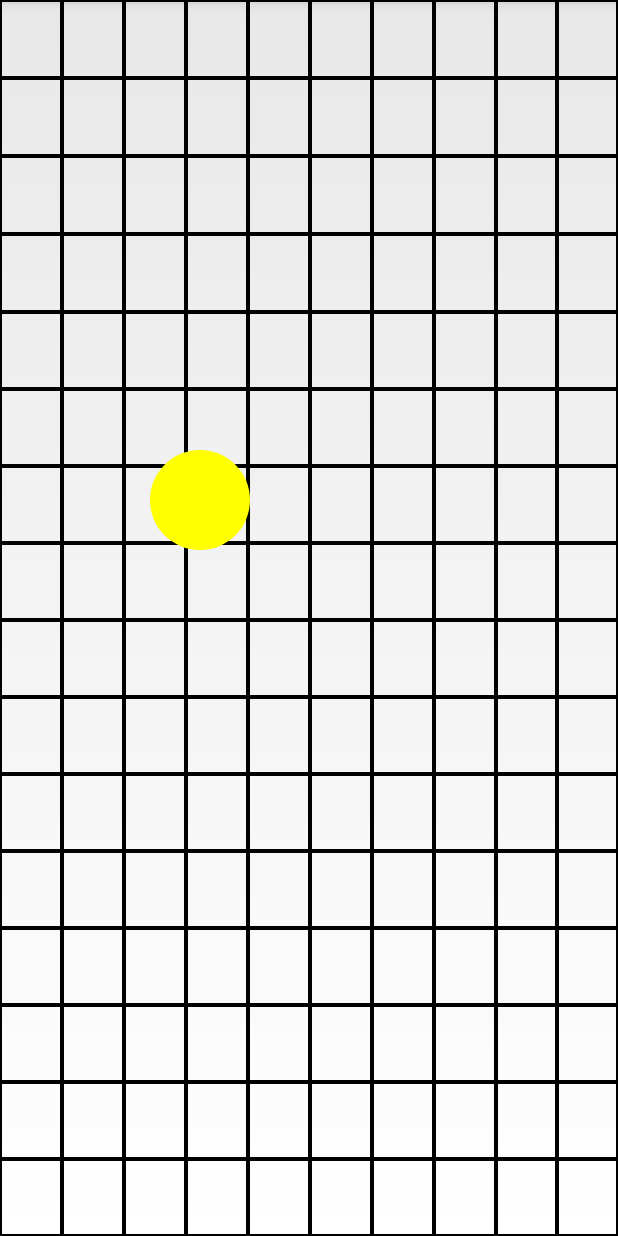
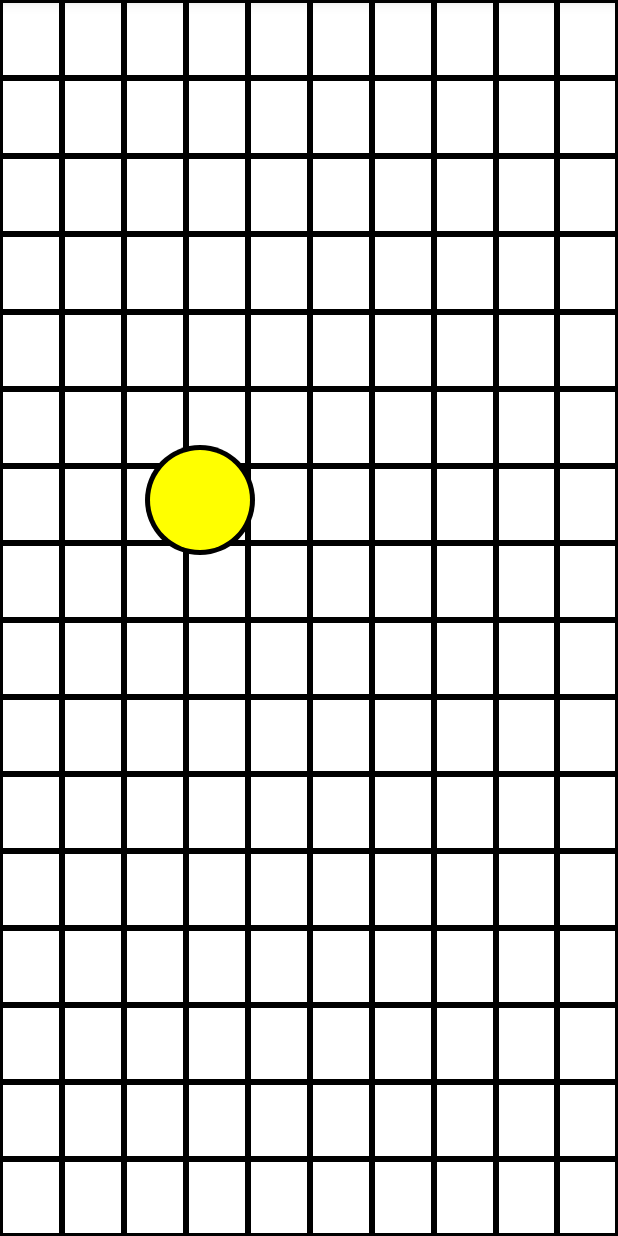
Before and after one commit to GTSupplyChainAR/Android-Sparse-Navigation, an Android app: the screen it shows after launch (MainActivity), on a phone screen of 412 x 824 dp. Run offline under Robolectric (Android 15) with nearby library versions, the light colour scheme and no system bars.

Commit message:
Locked ratio of WarehouseMapView

```diff
--- a/glass/src/main/java/com/thad/sparsenavigation/GlassMainActivity.java
+++ b/glass/src/main/java/com/thad/sparsenavigation/GlassMainActivity.java
@@ -20,7 +20,6 @@ public class GlassMainActivity extends Activity {
         setContentView(R.layout.navigation_layout);
     }
 
-
     @Override
     public void onDestroy(){
         super.onDestroy();
--- a/locationtracker/src/main/java/com/thad/locationtracker/MainActivity.java
+++ b/locationtracker/src/main/java/com/thad/locationtracker/MainActivity.java
@@ -2,6 +2,7 @@ package com.thad.locationtracker;
 
 import android.app.Activity;
 import android.os.Bundle;
+import android.util.DisplayMetrics;
 import android.view.Window;
 
 
@@ -26,6 +27,11 @@ public class MainActivity extends Activity {
 
         setContentView(R.layout.activity_main);
 
+        DisplayMetrics displayMetrics = new DisplayMetrics();
+        getWindowManager().getDefaultDisplay().getMetrics(displayMetrics);
+        Prefs.SCREEN_HEIGHT = displayMetrics.heightPixels;
+        Prefs.SCREEN_WIDTH = displayMetrics.widthPixels;
+
         mClient = new AndroidClient(this);
     }
 
--- a/locationtracker/src/main/java/com/thad/locationtracker/UI/PickerView.java
+++ b/locationtracker/src/main/java/com/thad/locationtracker/UI/PickerView.java
@@ -7,41 +7,51 @@ import android.graphics.Paint;
 import android.util.Log;
 import android.view.View;
 
+import com.thad.locationtracker.Prefs;
+import com.thad.locationtracker.R;
+import com.thad.sparse_nav_lib.Utils.UtilFunctions;
+
 /**
  * Created by tinggu on 3/16/18.
  */
 
 public class PickerView extends View {
+    private static final String TAG = "|PickerView|";
 
-    int xTouch = -100;
-    int yTouch = -100;
-    int radius = 50;
+    private Context context;
+    private int xTouch = -100;
+    private int yTouch = -100;
+    private int radius = 50;
 
     // CONSTRUCTOR
     public PickerView(Context context, int x, int y) {
         super(context);
+        this.context = context;
         setFocusable(true);
-        xTouch = x;
-        yTouch = y;
-
-    }
-
-    public void setLocation(int x, int y)
-    {
         xTouch = x;
         yTouch = y;
     }
 
+    public void setLocation(int x, int y) {
+        //this.setLeft(2*(x- Prefs.SCREEN_WIDTH/2));
+        //this.setTop(2*(y-Prefs.SCREEN_HEIGHT/2) + UtilFunctions.dp_to_pixels(context, 25));
+        xTouch = x;
+        yTouch = y;
+    }
 
     @Override
     protected void dispatchDraw(Canvas canvas) {
+        Paint pblack = new Paint();
+        pblack.setAntiAlias(true);
+        pblack.setColor(Color.BLACK);
+        pblack.setStyle(Paint.Style.FILL);
+        canvas.drawCircle(xTouch, yTouch, (int)(radius*1.1), pblack);
 
         Paint p = new Paint();
         p.setAntiAlias(true);
         p.setColor(Color.YELLOW);
         p.setStyle(Paint.Style.FILL);
         canvas.drawCircle(xTouch, yTouch, radius, p);
-
     }
 
 
--- a/locationtracker/src/main/java/com/thad/locationtracker/UI/UserInterfaceHandler.java
+++ b/locationtracker/src/main/java/com/thad/locationtracker/UI/UserInterfaceHandler.java
@@ -6,12 +6,14 @@ import android.content.Context;
 import android.graphics.Bitmap;
 import android.graphics.Color;
 import android.graphics.Paint;
+import android.util.Log;
 import android.view.MotionEvent;
 import android.view.View;
 import android.widget.RelativeLayout;
 import android.widget.Toast;
 
 import com.thad.locationtracker.AndroidClient;
+import com.thad.locationtracker.Prefs;
 import com.thad.locationtracker.R;
 import com.thad.sparse_nav_lib.UI.WarehouseMapView;
 import com.thad.sparse_nav_lib.WarehouseLocation;
@@ -24,6 +26,7 @@ import com.thad.sparse_nav_lib.WarehouseMap;
  */
 
 public class UserInterfaceHandler {
+    private static final String TAG = "|UserInterfaceHandler|";
 
     private Activity mActivity;
     private AndroidClient mClient;
@@ -34,47 +37,37 @@ public class UserInterfaceHandler {
     private PickerView pickerView;
 
     @SuppressLint("ClickableViewAccessibility")
-    public UserInterfaceHandler(Context context, AndroidClient androidClient){
+    public UserInterfaceHandler(final Context context, AndroidClient androidClient){
         mActivity = (Activity) context;
         mClient = androidClient;
 
         mMapView = new WarehouseMapView(mActivity);
+        mMapView.setSize(Prefs.SCREEN_WIDTH, Prefs.SCREEN_HEIGHT);
+
         pickerView = new PickerView(context,200,500);
         RelativeLayout layout = mActivity.findViewById(R.id.main_layout);
         layout.addView(mMapView);
         layout.addView(pickerView);
 
 
-        layout.setOnTouchListener(new View.OnTouchListener(){
-
+        mMapView.setOnTouchListener(new View.OnTouchListener(){
             @Override
             public boolean onTouch(View v, MotionEvent event){
                 int X = (int) event.getX();
                 int Y = (int) event.getY();
                 int eventaction = event.getAction();
                 switch (eventaction) {
-                    case MotionEvent.ACTION_DOWN:
-
-                        //canvas.drawCircle(X, Y, 50, paint);
-                        Toast.makeText(mActivity, "picker now AT COORDS X: " + X + " Y: " + Y,
-                                Toast.LENGTH_SHORT).show();
-                        pickerView.setLocation(X, Y);
+                    case MotionEvent.ACTION_MOVE:
+                        WarehouseMapView mapView = (WarehouseMapView)v;
+                        mapView.setLocationFromViewCoords(X,Y);
+                        //int[] pos = mapView.getRawLocation();
+                        pickerView.setLocation(X,Y);//pos[0], pos[1]);
+                        //pickerView.setBackgroundDrawable(context.getResources().getDrawable(R.drawable.touch_indicator));
                         pickerView.invalidate();
                         break;
-                    case MotionEvent.ACTION_MOVE:
-                        Toast.makeText(mActivity, "picker now AT COORDS X: " + X + " Y: " + Y,
-                                Toast.LENGTH_SHORT).show();
-                        pickerView.setLocation(X, Y);
-                        pickerView.invalidate();
-                        break;
-                    case MotionEvent.ACTION_UP:
-                        break;
                 }
-
                 return true;
             }
-
-
         });
 
 
--- /dev/null
+++ b/locationtracker/src/main/res/drawable/touch_indicator.xml
@@ -0,0 +1,45 @@
+<?xml version="1.0" encoding="utf-8"?>
+<layer-list
+    xmlns:android="http://schemas.android.com/apk/res/android">
+    <item>
+        <shape
+            android:shape="ring"
+            android:innerRadius="0dp"
+            android:thickness="@dimen/picker_drawable_radius"
+            android:useLevel="false">
+
+            <solid android:color = "#FFF" />
+        </shape>
+    </item>
+    <item>
+        <shape
+            android:shape="ring"
+            android:innerRadius="5dp"
+            android:thickness="3dp"
+            android:useLevel="false">
+
+            <solid android:color="#000" />
+
+        </shape>
+    </item>
+    <item>
+        <shape
+            android:shape="ring"
+            android:innerRadius="12.5dp"
+            android:thickness="3dp"
+            android:useLevel="false">
+
+            <solid android:color="#000" />
+        </shape>
+    </item>
+    <item>
+        <shape
+            android:shape="ring"
+            android:innerRadius="@dimen/picker_drawable_radius"
+            android:thickness="3dp"
+            android:useLevel="false">
+
+            <solid android:color="#000" />
+        </shape>
+    </item>
+</layer-list>
--- a/locationtracker/src/main/res/layout/activity_main.xml
+++ b/locationtracker/src/main/res/layout/activity_main.xml
@@ -3,9 +3,8 @@
     xmlns:android="http://schemas.android.com/apk/res/android"
     android:id = "@+id/main_layout"
     android:layout_width="match_parent"
-    android:layout_height="match_parent">
-
-
+    android:layout_height="match_parent"
+    android:background="#000">
 
 
 </RelativeLayout>
--- /dev/null
+++ b/locationtracker/src/main/res/values/dims.xml
@@ -0,0 +1,4 @@
+<?xml version="1.0" encoding="utf-8"?>
+<resources>
+    <dimen name="picker_drawable_radius">20dp</dimen>
+</resources>
--- a/sparse_nav_lib/src/main/java/com/thad/sparse_nav_lib/UI/WarehouseMapView.java
+++ b/sparse_nav_lib/src/main/java/com/thad/sparse_nav_lib/UI/WarehouseMapView.java
@@ -1,12 +1,18 @@
 package com.thad.sparse_nav_lib.UI;
 
 import android.content.Context;
+import android.preference.PreferenceScreen;
 import android.support.v7.widget.LinearLayoutCompat;
+import android.util.Log;
+import android.view.MotionEvent;
+import android.view.View;
 import android.view.ViewGroup;
 import android.widget.ImageView;
 import android.widget.LinearLayout;
+import android.widget.RelativeLayout;
 
 import com.thad.sparse_nav_lib.R;
+import com.thad.sparse_nav_lib.Utils.Vec;
 import com.thad.sparse_nav_lib.WarehouseLocation;
 import com.thad.sparse_nav_lib.WarehouseMap;
 
@@ -20,8 +26,17 @@ import com.thad.sparse_nav_lib.WarehouseMap;
 public class WarehouseMapView extends LinearLayout {
     private static final String TAG = "|MapView|";
 
+    private static final int MP = ViewGroup.LayoutParams.MATCH_PARENT;
+    private static final int WC = ViewGroup.LayoutParams.WRAP_CONTENT;
+    //All in pixels
+    private int SCREEN_WIDTH, SCREEN_HEIGHT;
+    private int width, height, map_rows, map_cols;
+    float cell_width, cell_height;
+
     private Context mContext;
     private WarehouseMap mMap;
+
+    private WarehouseLocation lastLocation;
 
 
     public WarehouseMapView(Context context){
@@ -31,34 +46,29 @@ public class WarehouseMapView extends LinearLayout {
 
     private void init(Context context) {
         mContext = context;
-
-        this.setLayoutParams(new LinearLayoutCompat.LayoutParams(
-                ViewGroup.LayoutParams.MATCH_PARENT, ViewGroup.LayoutParams.MATCH_PARENT));
-        this.setOrientation(VERTICAL);
+        lastLocation = new WarehouseLocation();
     }
 
 
     public boolean generateUI(){
-        //This function generates the Map UI
-
-
-
-        //SAMPLE CODE  TO CREATE 2D GRID - REPLACE WITH YOUR CODE
         if(mMap == null) return false;
 
-        int h = mMap.getGridDims()[0];
-        int w = mMap.getGridDims()[1];
+        //This function generates the Map UI
+        RelativeLayout.LayoutParams layoutParams = new RelativeLayout.LayoutParams(width, height);
+        layoutParams.addRule(RelativeLayout.CENTER_IN_PARENT, RelativeLayout.TRUE);
+        this.setLayoutParams(layoutParams);
+        this.setOrientation(VERTICAL);
 
         LayoutParams lp = new LayoutParams(
                 ViewGroup.LayoutParams.MATCH_PARENT,
                 ViewGroup.LayoutParams.MATCH_PARENT, 1f);
 
-        for(int i = 0 ; i < h ; i++){
+        for(int i = 0 ; i < map_rows ; i++){
             LinearLayout ll_row = new LinearLayout(mContext);
             ll_row.setLayoutParams(lp);
             ll_row.setOrientation(HORIZONTAL);
 
-            for(int j = 0 ; j < w ; j++){
+            for(int j = 0 ; j < map_cols ; j++){
                 ImageView cell = new ImageView(mContext);
                 cell.setLayoutParams(lp);
                 cell.setImageResource(R.drawable.grid_cell);
@@ -67,21 +77,58 @@ public class WarehouseMapView extends LinearLayout {
                 //Here you could also set an OnClick Listener to every cell.
                 //That way we know which cell the user taps (recognize through Tag)
 
+
                 ll_row.addView(cell);
             }
             this.addView(ll_row);
         }
         // END OF SAMPLE CODE
 
-
-
         return true;
     }
 
+    public void setLocationFromViewCoords(int x, int y){
+        float[] normalized = new float[]{((float)x)/width, ((float)y)/height};
 
-    public void setMap(WarehouseMap map){ mMap = map; }
+        int r = (int)(normalized[1]*mMap.getGridDims()[0]);
+        int c = (int)(normalized[0]*mMap.getGridDims()[1]);
+        lastLocation.setCell(r,c);
+
+        Vec locationFromTopLeft = new Vec(x,y);
+        Vec cellFromTopLeft = new Vec(cell_width*(c+0.5), cell_height*(r+0.5));
+        Vec displacement = locationFromTopLeft.sub(cellFromTopLeft);
+        displacement.x = 2 * displacement.x / cell_width;
+        displacement.y = -2 * displacement.y / cell_height;
+        lastLocation.setDisplacement(displacement);
+    }
+
+    public void setMap(WarehouseMap map){
+        mMap = map;
+        map_rows = mMap.getGridDims()[0];
+        map_cols = mMap.getGridDims()[1];
+
+        double ratio = mMap.getRatio();
+        width = (ratio < 1)?(int)(SCREEN_HEIGHT*ratio):SCREEN_WIDTH;
+        height = (ratio < 1)?SCREEN_HEIGHT:(int)(SCREEN_WIDTH/ratio);
+
+        cell_width = ((float)width)/map_cols;
+        cell_height = ((float)height)/map_rows;
+    }
+
+    public void setSize(int width, int height){SCREEN_WIDTH = width; SCREEN_HEIGHT = height;}
 
     public WarehouseLocation getLocation(){
-        return new WarehouseLocation();
+        return lastLocation;
+    }
+    public int[] getRawLocation(){
+        Vec canvasToView = new Vec(0, (SCREEN_HEIGHT-height)/2);
+        int[] pos = lastLocation.getCell();
+        Vec vCell = new Vec(cell_width*(pos[1]+0.5), cell_height*(pos[0]+0.5));
+        Vec displacement = lastLocation.getDisplacement();
+        displacement.x = displacement.x * cell_width / 2;
+        displacement.y = -displacement.y * cell_height / 2;
+
+        Vec canvasPos = canvasToView.add(vCell.add(displacement));
+        return new int[]{(int)canvasPos.x, (int)canvasPos.y};
     }
 }
--- a/sparse_nav_lib/src/main/java/com/thad/sparse_nav_lib/WarehouseMap.java
+++ b/sparse_nav_lib/src/main/java/com/thad/sparse_nav_lib/WarehouseMap.java
@@ -1,17 +1,23 @@
 package com.thad.sparse_nav_lib;
+
+import android.util.Log;
 
 /**
  * Created by theo on 2/20/18.
  */
 
 public class WarehouseMap {
+    private static final String TAG = "|WarehouseMap|";
 
     private int grid_rows, grid_cols;
+    private double ratio;
 
     public WarehouseMap(int w, int h){
         grid_rows = h;
         grid_cols = w;
+        ratio = ((double)w)/h;
     }
 
     public int[] getGridDims(){return new int[]{grid_rows, grid_cols};}
+    public double getRatio(){return ratio;}
 }
--- a/sparse_nav_lib/src/main/res/drawable/grid_cell.xml
+++ b/sparse_nav_lib/src/main/res/drawable/grid_cell.xml
@@ -1,7 +1,8 @@
 <?xml version="1.0" encoding="utf-8"?>
 <shape xmlns:android="http://schemas.android.com/apk/res/android"
-    android:shape="rectangle" >
+    android:shape="rectangle">
     <stroke
-        android:width="1dp"
-        android:color="#000000" />
+        android:width="2dp"
+        android:color="#000" />
+    <solid android:color="#FFF"/>
 </shape>
```
Also changed, not shown: locationtracker/src/main/java/com/thad/locationtracker/Prefs.java (added, +10 -0 lines), sparse_nav_lib/src/main/java/com/thad/sparse_nav_lib/Utils/UtilFunctions.java (added, +14 -0 lines), sparse_nav_lib/src/main/java/com/thad/sparse_nav_lib/Utils/Vec.java (+12 -0 lines), sparse_nav_lib/src/main/java/com/thad/sparse_nav_lib/WarehouseLocation.java (+17 -0 lines).
